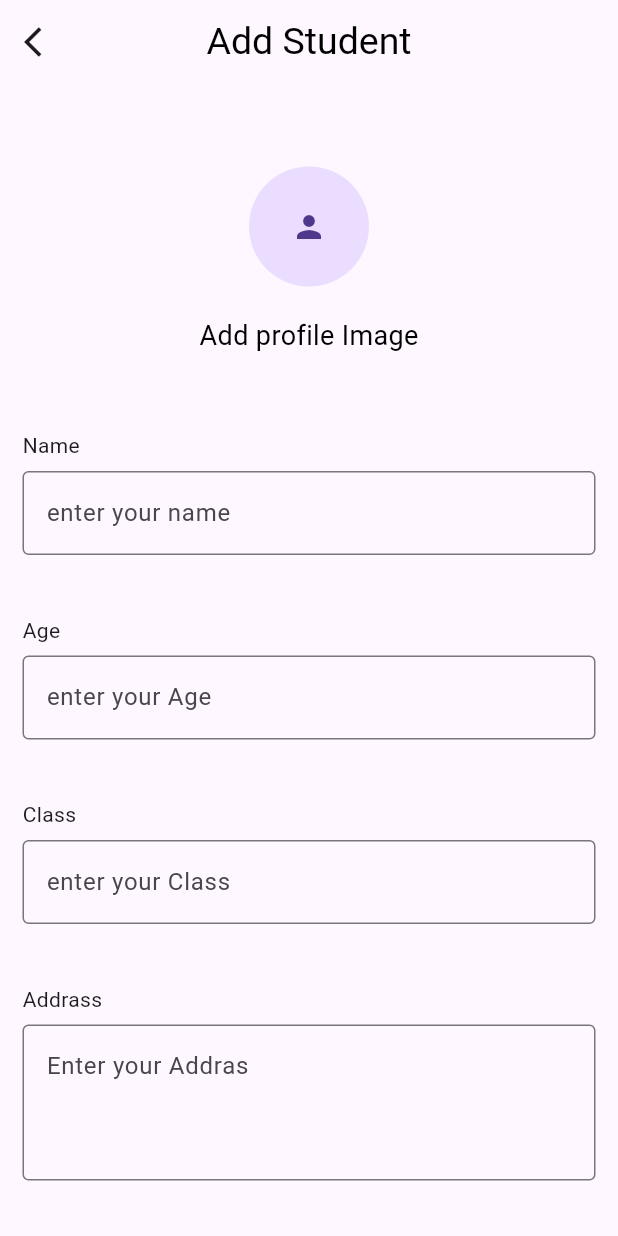
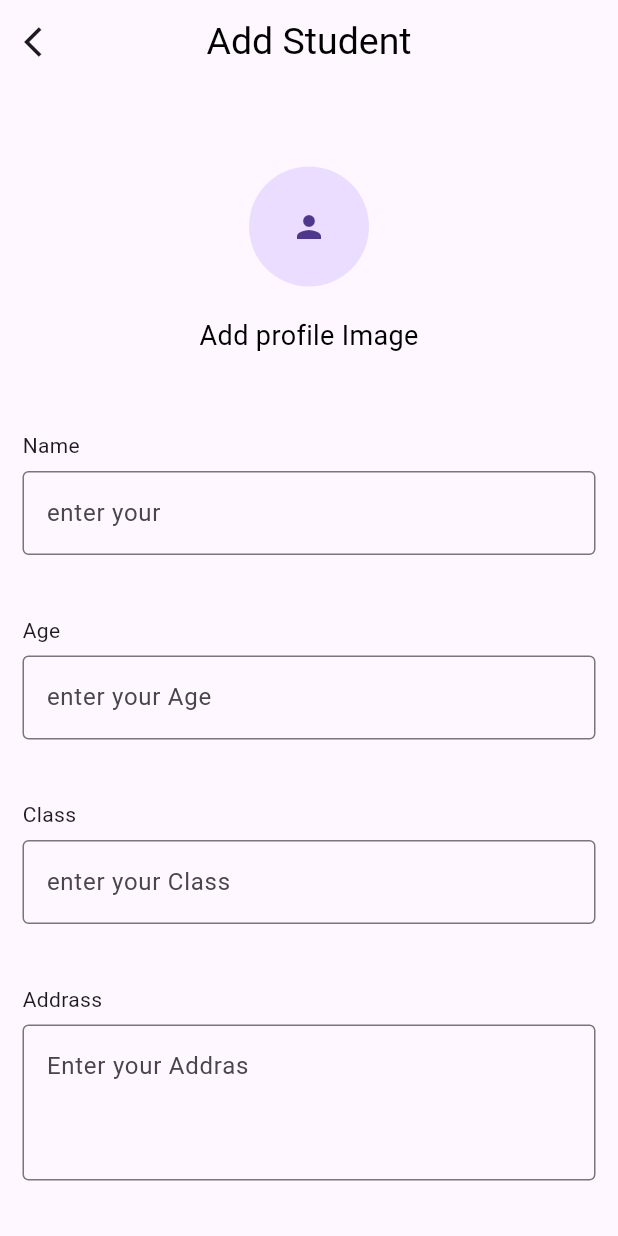
Before and after one commit to shamseernpm-beep/students_managment, a Flutter app: the AddStudents screen opened directly, on a phone screen of 412 x 824 dp. Run offline on Flutter 3.47's test engine with Material 3 defaults, Android fonts, the phone set to English and light mode, and no system bars; our stand-ins replace hive_flutter; accounts and stored records are empty.

```diff
--- a/lib/add.dart
+++ b/lib/add.dart
@@ -69,7 +69,7 @@ class _AddStudentsState extends State<AddStudents> {
               TextField(
                 controller: username,
                 decoration: InputDecoration(
-                  hintText: "enter your name",
+                  hintText: "enter your ",
                   border: OutlineInputBorder(),
                 ),
               ),
```
